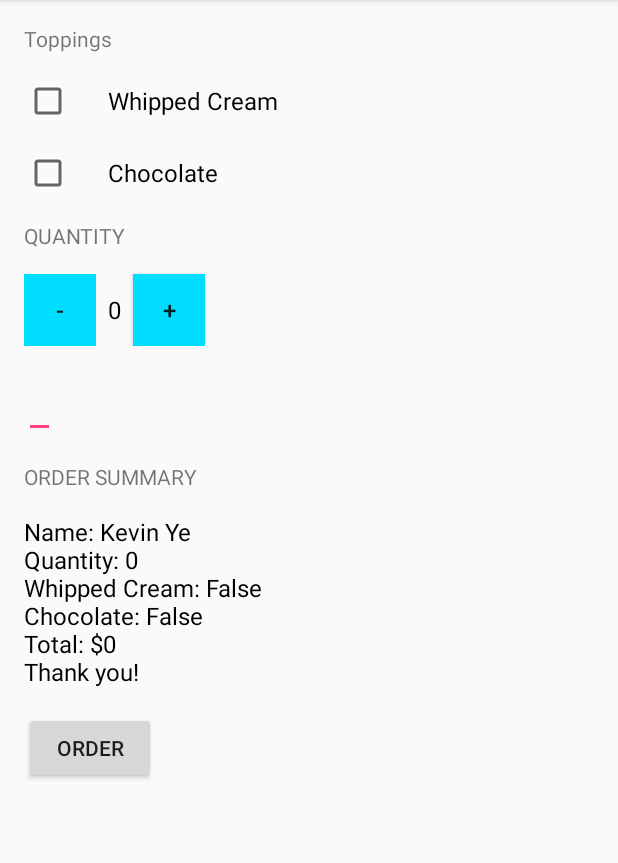
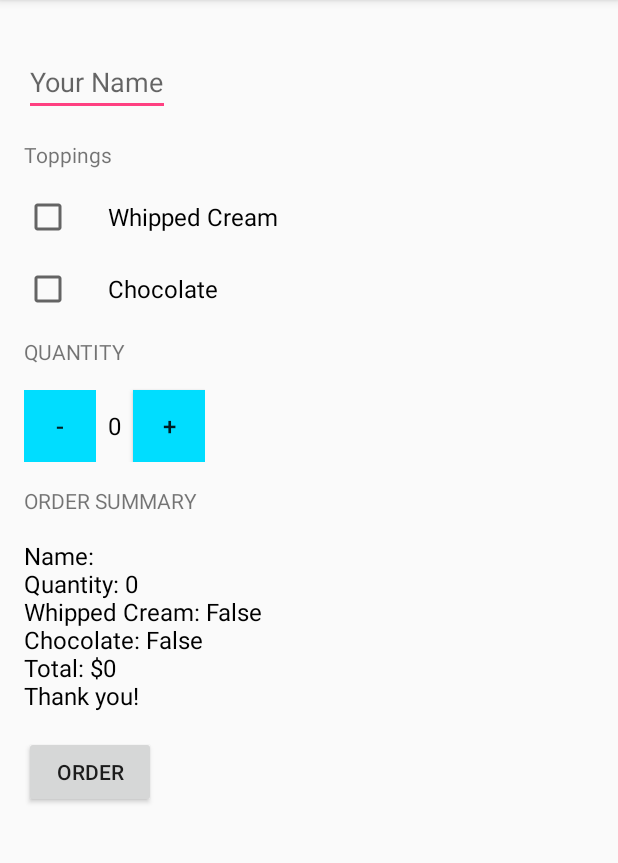
Before and after one commit to Kevinye0225/Coffee-Shop, an Android app: the screen it shows after launch (MainActivity), after a tap on "ORDER", on a phone screen of 412 x 824 dp, the part 84-947 px from its top. Run offline under Robolectric (Android 15) with nearby library versions, the phone set to English and light mode, and no system bars.

Commit message:
add name field

```diff
--- a/app/src/main/java/com/example/android/justjava/MainActivity.java
+++ b/app/src/main/java/com/example/android/justjava/MainActivity.java
@@ -12,6 +12,7 @@ import android.view.View;
 import android.view.Menu;
 import android.view.MenuItem;
 import android.widget.CheckBox;
+import android.widget.EditText;
 import android.widget.TextView;
 
 import java.text.NumberFormat;
@@ -88,11 +89,13 @@ public class MainActivity extends AppCompatActivity {
     public void submitOrder(View view){
         CheckBox whipppedCream = (CheckBox) findViewById(R.id.whipped_cream);
         CheckBox chocolate = (CheckBox) findViewById(R.id.chocolate);
+        EditText name = (EditText) findViewById(R.id.customer_name);
+        String customerName = name.getText().toString();
         boolean hasWhippedCream = whipppedCream.isChecked();
         boolean hasChocolate = chocolate.isChecked();
         TextView summaryTextView = (TextView) findViewById(R.id.summary_text_view);
         totalPrice = price * quantity;
-        summaryTextView.setText(createOrderSummary(totalPrice, hasWhippedCream, hasChocolate));
+        summaryTextView.setText(createOrderSummary(totalPrice, hasWhippedCream, hasChocolate, customerName));
     }
 
     public void resubmitOrder(MenuItem item){
@@ -100,8 +103,8 @@ public class MainActivity extends AppCompatActivity {
         startActivity(intent);
     }
 
-    private String createOrderSummary(int price, boolean whippedCream, boolean chocolate){
-        String result = "Name: Kevin Ye";
+    private String createOrderSummary(int price, boolean whippedCream, boolean chocolate, String name){
+        String result = "Name: " + name;
         result += "\nQuantity: " + quantity;
         if (whippedCream){
             result += "\nWhipped Cream: True";
--- a/app/src/main/res/layout/content_main.xml
+++ b/app/src/main/res/layout/content_main.xml
@@ -13,15 +13,22 @@
     tools:context="com.example.android.justjava.MainActivity"
     tools:showIn="@layout/activity_main">
     <LinearLayout
-    android:layout_width="match_parent"
-    android:layout_height="match_parent"
-        android:orientation="vertical"
-        >
+        android:layout_width="match_parent"
+        android:layout_height="match_parent"
+        android:orientation="vertical">
+        <EditText
+            android:id="@+id/customer_name"
+            android:layout_width="wrap_content"
+            android:layout_height="wrap_content"
+            android:hint="@string/customer_name"
+            android:inputType="textCapWords"
+            android:layout_marginTop="16dp" />
 
         <TextView
             android:layout_width="wrap_content"
             android:layout_height="wrap_content"
-            android:text="Toppings"/>
+            android:text="Toppings"
+            android:layout_marginTop="16dp"/>
 
             <CheckBox
                 android:id="@+id/whipped_cream"
@@ -87,13 +94,6 @@
 
         </LinearLayout>
 
-        <EditText
-            android:id="@+id/customer_name"
-            android:layout_width="wrap_content"
-            android:layout_height="wrap_content"
-            android:layout_marginTop="16dp" />
-
-
 
 
         <TextView
--- a/app/src/main/res/values/strings.xml
+++ b/app/src/main/res/values/strings.xml
@@ -4,6 +4,7 @@
     <string name="title_activity_order">Order</string>
     <string name="favorite">Favorite</string>
     <string name="help">help</string>
+    <string name="customer_name">Your Name</string>
     <string name="menu_refresh">refresh</string>
     <string name="title_activity_testing">testing</string>
 
```
